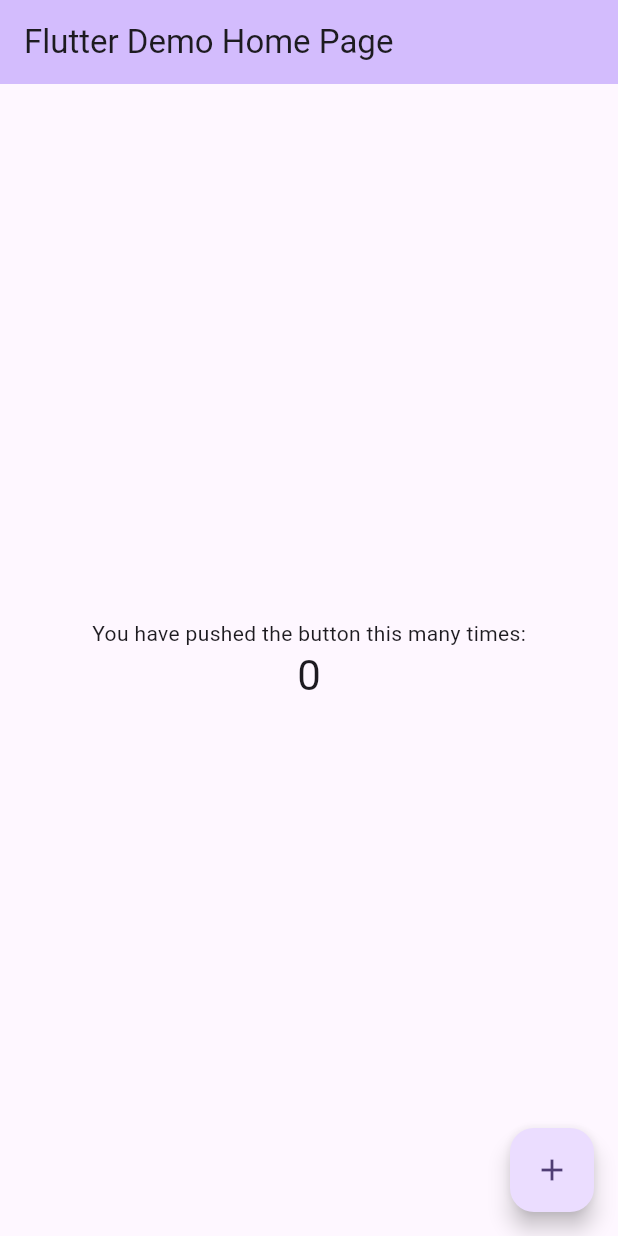
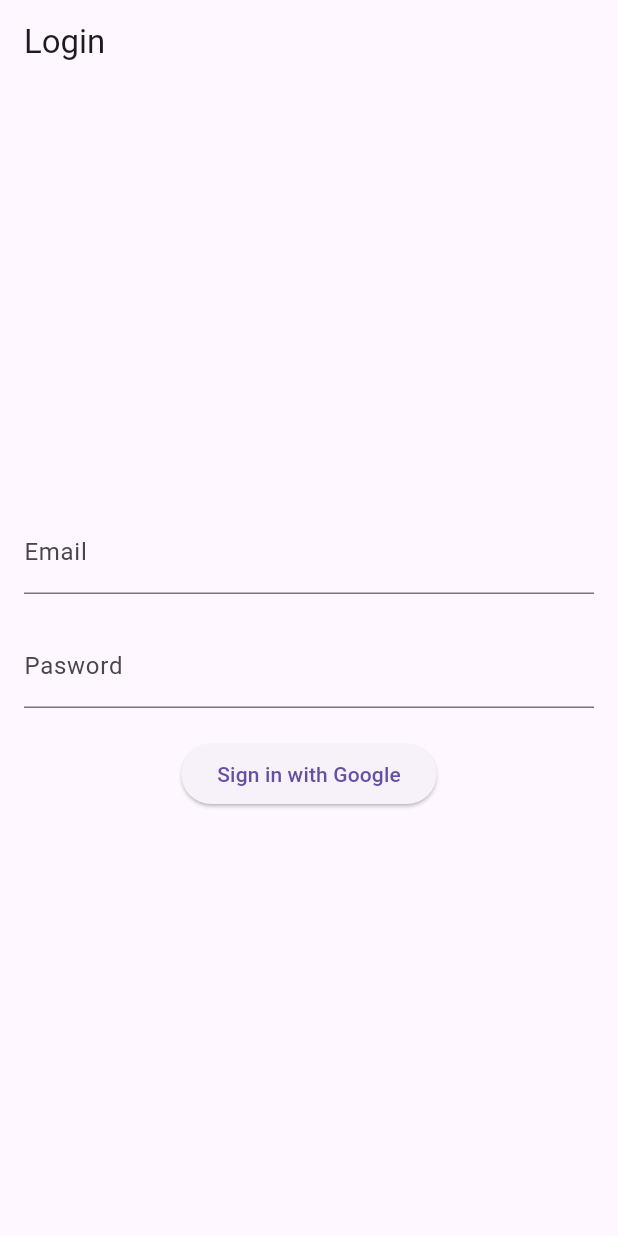
Before and after one commit to LS-MyProjects/a_couple_tasks, a Flutter app: the screen it shows after launch, on a phone screen of 412 x 824 dp. Run offline on Flutter 3.47's test engine with Material 3 defaults, Android fonts, the phone set to English and light mode, and no system bars; our stand-ins replace bloc, equatable, firebase_auth, firebase_core, flutter_bloc, google_sign_in; accounts and stored records are empty.

Commit message:
created login screen and a new error from firebase missconfiguration

```diff
--- /dev/null
+++ b/lib/features/auth/presentation/screens/login_screen.dart
@@ -0,0 +1,70 @@
+import 'package:a_couple_tasks/features/auth/presentation/bloc/auth_bloc.dart';
+import 'package:a_couple_tasks/features/auth/presentation/bloc/auth_event.dart';
+import 'package:a_couple_tasks/features/auth/presentation/bloc/auth_state.dart';
+import 'package:flutter/material.dart';
+import 'package:flutter_bloc/flutter_bloc.dart';
+
+class LoginScreen extends StatefulWidget {
+  const LoginScreen({Key? key}) : super(key: key);
+
+  @override
+  State<LoginScreen> createState() => _LoginScreenState();
+}
+
+class _LoginScreenState extends State<LoginScreen> {
+  final _emailController = TextEditingController();
+  final _passwordController = TextEditingController();
+
+  @override
+  void dispose(){
+    _emailController.dispose();
+    _passwordController.dispose();
+    super.dispose();
+  }
+
+  @override
+  Widget build(BuildContext context) {
+    return BlocListener<AuthBloc, AuthState> (
+      listener: (context, state) {
+        if (state is AuthAuthenticated) {
+          Navigator.of(context).pushReplacementNamed('/home');
+        } else if (state is AuthError) {
+          ScaffoldMessenger.of(context).showSnackBar(
+            SnackBar(content: Text(state.message)),
+          );
+        }
+      },
+      child: Scaffold(
+        appBar: AppBar(
+          title: const Text('Login'),
+        ),
+        body: Padding(
+          padding: const EdgeInsets.all(16.0),
+          child: Column(
+            mainAxisAlignment: MainAxisAlignment.center,
+            children: [
+              TextField(
+                controller: _emailController,
+                decoration: const InputDecoration(labelText: 'Email'),
+                keyboardType: TextInputType.emailAddress,
+              ),
+              const SizedBox(height: 20,),
+              TextField(
+                controller: _passwordController,
+                decoration: const InputDecoration(labelText: 'Pasword'),
+                obscureText: true,
+              ),
+              const SizedBox(height: 20,),
+              ElevatedButton(
+                  onPressed: () {
+                    context.read<AuthBloc>().add(AuthSignInWithGoogle());
+                  },
+                  child: const Text('Sign in with Google'),
+              ),
+            ],
+          ),
+        ),
+      ),
+    );
+  }
+}
--- a/lib/main.dart
+++ b/lib/main.dart
@@ -1,125 +1,57 @@
+import 'package:a_couple_tasks/features/auth/data/repositories/user_repository_impl.dart';
+import 'package:a_couple_tasks/features/auth/domain/usecases/sign_in_usecase.dart';
+import 'package:a_couple_tasks/features/auth/domain/usecases/sign_up_usecase.dart';
+import 'package:a_couple_tasks/features/auth/presentation/bloc/auth_bloc.dart';
+import 'package:a_couple_tasks/features/auth/presentation/bloc/auth_event.dart';
+import 'package:a_couple_tasks/features/auth/presentation/screens/login_screen.dart';
+import 'package:firebase_auth/firebase_auth.dart';
+import 'package:firebase_core/firebase_core.dart';
+import 'package:flutter/cupertino.dart';
 import 'package:flutter/material.dart';
+import 'package:flutter_bloc/flutter_bloc.dart';
+import 'package:google_sign_in/google_sign_in.dart';
 
-void main() {
-  runApp(const MyApp());
+void main() async {
+  WidgetsFlutterBinding.ensureInitialized();
+  await Firebase.initializeApp();
+  runApp(MyApp());
 }
 
 class MyApp extends StatelessWidget {
-  const MyApp({super.key});
-
-  // This widget is the root of your application.
   @override
   Widget build(BuildContext context) {
-    return MaterialApp(
-      title: 'Flutter Demo',
-      theme: ThemeData(
-        // This is the theme of your application.
-        //
-        // TRY THIS: Try running your application with "flutter run". You'll see
-        // the application has a purple toolbar. Then, without quitting the app,
-        // try changing the seedColor in the colorScheme below to Colors.green
-        // and then invoke "hot reload" (save your changes or press the "hot
-        // reload" button in a Flutter-supported IDE, or press "r" if you used
-        // the command line to start the app).
-        //
-        // Notice that the counter didn't reset back to zero; the application
-        // state is not lost during the reload. To reset the state, use hot
-        // restart instead.
-        //
-        // This works for code too, not just values: Most code changes can be
-        // tested with just a hot reload.
-        colorScheme: ColorScheme.fromSeed(seedColor: Colors.deepPurple),
-        useMaterial3: true,
+    return BlocProvider(
+        create: (context) => AuthBloc(
+            signInUsecase: SignInUsecase(
+                userRepository: UserRepositoryImpl(
+                    firebaseAuth: FirebaseAuth.instance,
+                    googleSignIn: GoogleSignIn()
+                ),
+            ),
+          signUpUsecase: SignUpUsecase(
+              userRepository: UserRepositoryImpl(
+                  firebaseAuth: FirebaseAuth.instance,
+                  googleSignIn: GoogleSignIn(),
+              ),
+          ),
+          firebaseAuth: FirebaseAuth.instance,
+        )..add(AuthStarted()),
+      child: MaterialApp(
+        title: 'A Couple Tasks',
+        theme: ThemeData(primarySwatch: Colors.blue),
+        initialRoute: '/login',
+        routes: {
+          '/login': (context) => const LoginScreen(),
+          '/home': (context) => Scaffold(
+            appBar: AppBar(
+              title: const Text('Home page'),
+            ),
+            body: const Center(
+              child: Text('Home page under construction'),
+            ),
+          ),
+        },
       ),
-      home: const MyHomePage(title: 'Flutter Demo Home Page'),
     );
   }
 }
-
-class MyHomePage extends StatefulWidget {
-  const MyHomePage({super.key, required this.title});
-
-  // This widget is the home page of your application. It is stateful, meaning
-  // that it has a State object (defined below) that contains fields that affect
-  // how it looks.
-
-  // This class is the configuration for the state. It holds the values (in this
-  // case the title) provided by the parent (in this case the App widget) and
-  // used by the build method of the State. Fields in a Widget subclass are
-  // always marked "final".
-
-  final String title;
-
-  @override
-  State<MyHomePage> createState() => _MyHomePageState();
-}
-
-class _MyHomePageState extends State<MyHomePage> {
-  int _counter = 0;
-
-  void _incrementCounter() {
-    setState(() {
-      // This call to setState tells the Flutter framework that something has
-      // changed in this State, which causes it to rerun the build method below
-      // so that the display can reflect the updated values. If we changed
-      // _counter without calling setState(), then the build method would not be
-      // called again, and so nothing would appear to happen.
-      _counter++;
-    });
-  }
-
-  @override
-  Widget build(BuildContext context) {
-    // This method is rerun every time setState is called, for instance as done
-    // by the _incrementCounter method above.
-    //
-    // The Flutter framework has been optimized to make rerunning build methods
-    // fast, so that you can just rebuild anything that needs updating rather
-    // than having to individually change instances of widgets.
-    return Scaffold(
-      appBar: AppBar(
-        // TRY THIS: Try changing the color here to a specific color (to
-        // Colors.amber, perhaps?) and trigger a hot reload to see the AppBar
-        // change color while the other colors stay the same.
-        backgroundColor: Theme.of(context).colorScheme.inversePrimary,
-        // Here we take the value from the MyHomePage object that was created by
-        // the App.build method, and use it to set our appbar title.
-        title: Text(widget.title),
-      ),
-      body: Center(
-        // Center is a layout widget. It takes a single child and positions it
-        // in the middle of the parent.
-        child: Column(
-          // Column is also a layout widget. It takes a list of children and
-          // arranges them vertically. By default, it sizes itself to fit its
-          // children horizontally, and tries to be as tall as its parent.
-          //
-          // Column has various properties to control how it sizes itself and
-          // how it positions its children. Here we use mainAxisAlignment to
-          // center the children vertically; the main axis here is the vertical
-          // axis because Columns are vertical (the cross axis would be
-          // horizontal).
-          //
-          // TRY THIS: Invoke "debug painting" (choose the "Toggle Debug Paint"
-          // action in the IDE, or press "p" in the console), to see the
-          // wireframe for each widget.
-          mainAxisAlignment: MainAxisAlignment.center,
-          children: <Widget>[
-            const Text(
-              'You have pushed the button this many times:',
-            ),
-            Text(
-              '$_counter',
-              style: Theme.of(context).textTheme.headlineMedium,
-            ),
-          ],
-        ),
-      ),
-      floatingActionButton: FloatingActionButton(
-        onPressed: _incrementCounter,
-        tooltip: 'Increment',
-        child: const Icon(Icons.add),
-      ), // This trailing comma makes auto-formatting nicer for build methods.
-    );
-  }
-}
```
